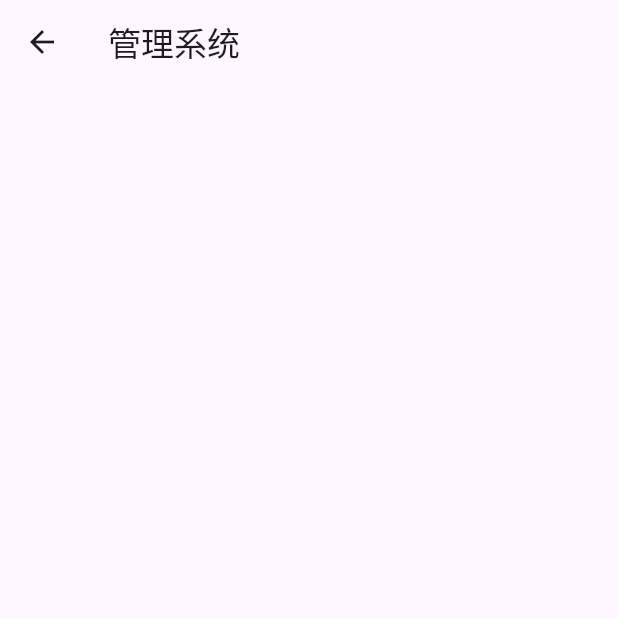
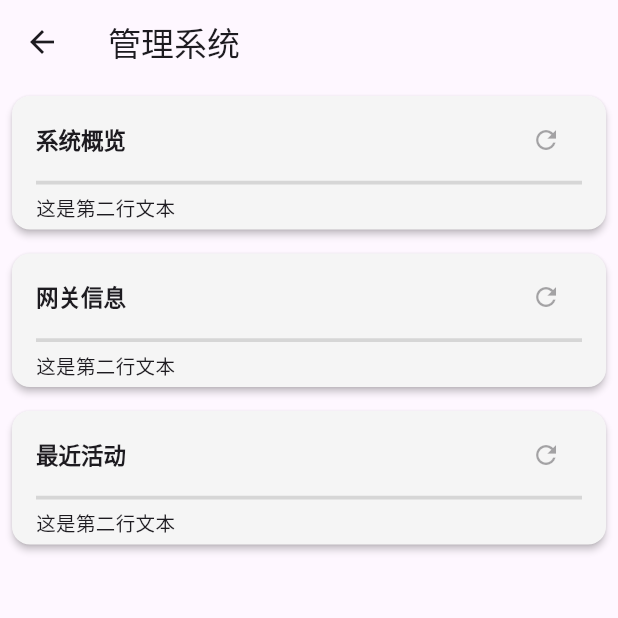
Before and after one commit to Nahida1O27/UI4LoRaWAN, a Flutter app: the SysPage screen opened directly, on a phone screen of 412 x 824 dp, the top half of it. Run offline on Flutter 3.47's test engine with Material 3 defaults, Android fonts, the phone set to English and light mode, and no system bars.

Commit message:
圆角卡片的实现
Co-authored-by: Copilot <copilot@github.com>

```diff
--- /dev/null
+++ b/lib/components/card.dart
@@ -0,0 +1,86 @@
+//统一风格的卡片组件
+//以便代码复用和继承
+import 'package:flutter/material.dart';
+
+//准确来说，每张卡片应该拿到一个键值对的列表（List<Map<String,String>>），
+//每个键值对表示卡片的一行内容，键是居左文本，值是居右文本
+//除了卡片标题这一行，每行文本上面用分割线隔开。
+
+class CustomCard extends StatelessWidget {
+  final String title;
+  final List<Map<String, String>>? data;
+  final Widget? child;
+  final VoidCallback? onRefresh;
+  final EdgeInsets margin;
+  final EdgeInsets padding;
+  final Color? color;
+  final double borderRadius;
+
+  const CustomCard({
+    super.key,
+    required this.title,
+    this.data,
+    this.child,
+    this.onRefresh,
+    this.margin = const EdgeInsets.all(8.0),
+    this.padding = const EdgeInsets.symmetric(horizontal: 16.0, vertical: 5.0),
+    this.color = const Color.fromARGB(255, 245, 245, 245), //卡片背景颜色和背景有所区别
+    this.borderRadius = 12.0,
+  });
+
+  @override
+  Widget build(BuildContext context) {
+    return Card(
+      margin: margin,
+      color: color,
+      shape: RoundedRectangleBorder(
+        borderRadius: BorderRadius.circular(borderRadius),
+      ),
+      elevation: 2, //卡片下方的阴影
+      child: Padding(
+        padding: padding,
+        child: Column(
+          //卡片内容左对齐
+          //crossAxisAlignment: CrossAxisAlignment.start,
+          children: [
+            //卡片第一行开始
+            Row(
+              //卡片标题和刷新按钮之间的间距
+              mainAxisAlignment: MainAxisAlignment.spaceBetween,
+              children: [
+                Text(
+                  title,
+                  style: Theme.of(context).textTheme.headlineSmall?.copyWith(
+                    fontWeight: FontWeight.bold,
+                    fontSize: 15,
+                  ),
+                ),
+                //if (onRefresh != null)
+                IconButton(
+                  icon: Icon(Icons.refresh),
+                  onPressed: onRefresh,
+                  iconSize: 20,
+                ),
+              ],
+            ),
+            //卡片第一行结束
+            //行与行之间的分割线
+            Padding(
+              padding: const EdgeInsets.symmetric(vertical: 6),
+              child: Divider(
+                height: 0,
+                thickness: 2.5,
+                color: Color.fromARGB(255, 214, 214, 214),
+              ),
+            ),
+            Row(
+              //卡片标题和刷新按钮之间的间距
+              mainAxisAlignment: MainAxisAlignment.spaceBetween,
+              children: [Text("这是第二行文本", style: TextStyle(fontSize: 13))],
+            ),
+          ],
+        ),
+      ),
+    );
+  }
+}
--- a/lib/pages/Sys/index.dart
+++ b/lib/pages/Sys/index.dart
@@ -1,5 +1,9 @@
 //系统信息页
 import 'package:flutter/material.dart';
+//引入一个卡片父类测试
+import 'package:lorawan/components/card.dart';
+
+final List<String> _cardTitles = ["系统概览", "网关信息", "最近活动"];
 
 class SysPage extends StatefulWidget {
   const SysPage({super.key});
@@ -14,7 +18,13 @@ class _SysPageState extends State<SysPage> {
     return Scaffold(
       appBar: AppBar(title: Text("管理系统")),
       body: SingleChildScrollView(
-        child: Column(children: []), //从上到下：系统概览、网关信息、最近活动
+        child: Column(
+          children: [
+            CustomCard(title: _cardTitles[0]),
+            CustomCard(title: _cardTitles[1]),
+            CustomCard(title: _cardTitles[2]),
+          ],
+        ), //从上到下：系统概览、网关信息、最近活动
       ),
     );
   }
```
